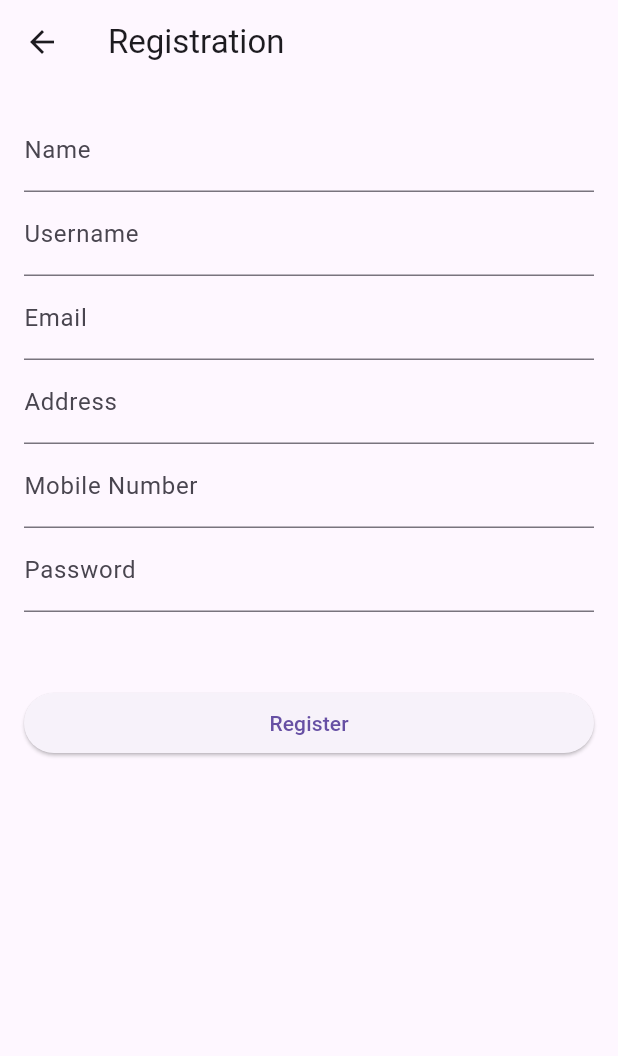
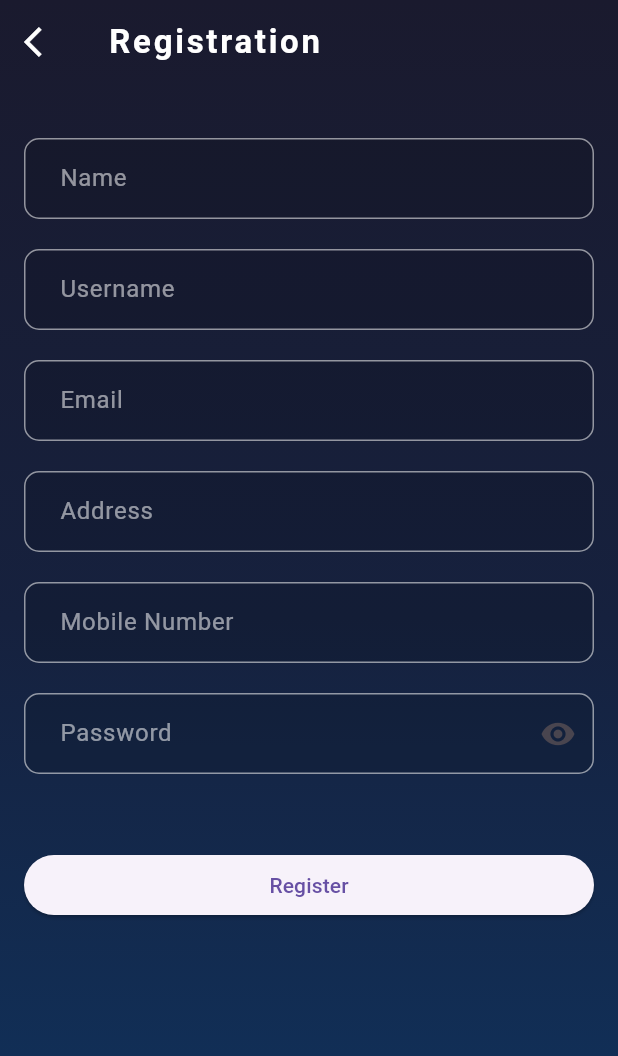
Before and after one commit to ammanahmed31/car_roadside_app, a Flutter app: the screen it shows after launch, after a tap on "Login", after a tap on "Register", on a phone screen of 412 x 824 dp. Shown: the top 1056 px of the screen. Run offline on Flutter 3.47's test engine with Material 3 defaults, Android fonts, the phone set to English and light mode, and no system bars; our stand-ins replace shared_preferences; network calls fail.

Commit message:
theme updates

```diff
--- a/lib/screens/edit_profile.dart
+++ b/lib/screens/edit_profile.dart
@@ -10,6 +10,8 @@ import 'package:http/http.dart' as http;
 import 'package:shared_preferences/shared_preferences.dart';
 
 import '../utils/constants.dart';
+import '../widgets/custom_textfeild.dart';
+import '../widgets/gradient_background.dart';
 
 class EditProfilePage extends StatefulWidget {
   final String userName;
@@ -144,21 +146,32 @@ class _EditProfilePageState extends State<EditProfilePage> {
 
   @override
   Widget build(BuildContext context) {
-    return Scaffold(
+    return GradientBackgroundScreen(
       appBar: AppBar(
-        title: Text('Edit Profile'),
+        title: Text(
+          'Edit Profile',
+          style: TextStyle(color: Colors.white, fontWeight: FontWeight.w700, letterSpacing: 1.8),
+        ),
+        backgroundColor: Colors.transparent,
+        leading: IconButton(
+          icon: Icon(Icons.arrow_back_ios, color: Colors.white),
+          onPressed: () {
+            Navigator.of(context).pop();
+          },
+        ),
       ),
       body: isDetailsLoading
-          ? Center(child: CircularProgressIndicator())
+          ? Center(child: CircularProgressIndicator(color: Colors.white))
           : Padding(
               padding: const EdgeInsets.all(16.0),
               child: Form(
                 key: _formKey,
                 child: ListView(
                   children: <Widget>[
-                    TextFormField(
+                    SizedBox(height: 20),
+                    CustomTextField(
                       controller: _nameController,
-                      decoration: InputDecoration(labelText: 'Name'),
+                      labelText: 'Name',
                       validator: (value) {
                         if (value!.isEmpty) {
                           return 'Please enter your name';
@@ -166,9 +179,10 @@ class _EditProfilePageState extends State<EditProfilePage> {
                         return null;
                       },
                     ),
-                    TextFormField(
+                    SizedBox(height: 20),
+                    CustomTextField(
                       controller: _userNameController,
-                      decoration: InputDecoration(labelText: 'Username'),
+                      labelText: 'Username',
                       validator: (value) {
                         if (value!.isEmpty) {
                           return 'Please enter your username';
@@ -176,9 +190,10 @@ class _EditProfilePageState extends State<EditProfilePage> {
                         return null;
                       },
                     ),
-                    TextFormField(
+                    SizedBox(height: 20),
+                    CustomTextField(
                       controller: _emailController,
-                      decoration: InputDecoration(labelText: 'Email'),
+                      labelText: 'Email',
                       validator: (value) {
                         if (value!.isEmpty) {
                           return 'Please enter your email';
@@ -186,18 +201,24 @@ class _EditProfilePageState extends State<EditProfilePage> {
                         return null;
                       },
                     ),
-                    TextFormField(
+                    SizedBox(height: 20),
+                    CustomTextField(
                       controller: _addressController,
-                      decoration: InputDecoration(labelText: 'Address'),
+                      labelText: 'Address',
                     ),
-                    TextFormField(
+                    SizedBox(height: 20),
+                    CustomTextField(
                       controller: _mobileController,
-                      decoration: InputDecoration(labelText: 'Mobile Number'),
+                      labelText: 'Mobile Number',
                     ),
+                    SizedBox(height: 20),
                     SizedBox(height: 50),
                     ElevatedButton(
                       onPressed: _updateUser,
-                      child: Text('Update Profile'),
+                      child: Text(
+                        'Update Profile',
+                        style: TextStyle(color: Colors.black, fontWeight: FontWeight.w700, letterSpacing: 1.8),
+                      ),
                     ),
                   ],
                 ),
--- a/lib/screens/login.dart
+++ b/lib/screens/login.dart
@@ -9,6 +9,9 @@ import 'package:flutter/scheduler.dart';
 import 'package:http/http.dart' as http;
 import 'package:shared_preferences/shared_preferences.dart';
 
+import '../widgets/custom_textfeild.dart';
+import '../widgets/gradient_background.dart';
+
 class LoginPage extends StatefulWidget {
   @override
   _LoginPageState createState() => _LoginPageState();
@@ -19,6 +22,7 @@ class _LoginPageState extends State<LoginPage> {
   final _passwordController = TextEditingController();
   final _formKey = GlobalKey<FormState>();
   late SharedPreferences sp;
+  bool hidePassword = true;
 
   @override
   void initState() {
@@ -79,19 +83,24 @@ class _LoginPageState extends State<LoginPage> {
 
   @override
   Widget build(BuildContext context) {
-    return Scaffold(
+    return GradientBackgroundScreen(
       appBar: AppBar(
-        title: Text('Login'),
+        title: Text(
+          'Login',
+          style: TextStyle(color: Colors.white, fontWeight: FontWeight.w700, letterSpacing: 1.8),
+        ),
+        backgroundColor: Colors.transparent,
       ),
       body: Padding(
         padding: const EdgeInsets.all(16.0),
         child: Form(
           key: _formKey,
           child: Column(
-            children: <Widget>[
-              TextFormField(
+            children: [
+              SizedBox(height: 30),
+              CustomTextField(
                 controller: _userNameController,
-                decoration: InputDecoration(labelText: 'Username'),
+                labelText: 'Username',
                 validator: (value) {
                   if (value!.isEmpty) {
                     return 'Please enter your username';
@@ -99,10 +108,19 @@ class _LoginPageState extends State<LoginPage> {
                   return null;
                 },
               ),
-              TextFormField(
+              SizedBox(height: 20),
+              CustomTextField(
                 controller: _passwordController,
-                decoration: InputDecoration(labelText: 'Password'),
-                obscureText: true,
+                labelText: 'Password',
+                obscureText: hidePassword,
+                suffixIcon: IconButton(
+                  icon: Icon(Icons.visibility),
+                  onPressed: () {
+                    setState(() {
+                      hidePassword = !hidePassword;
+                    });
+                  },
+                ),
                 validator: (value) {
                   if (value!.isEmpty) {
                     return 'Please enter your password';
@@ -115,11 +133,17 @@ class _LoginPageState extends State<LoginPage> {
                 width: double.infinity,
                 child: ElevatedButton(
                   onPressed: _login,
-                  child: Text('Login'),
+                  child: Text(
+                    'Login',
+                    style: TextStyle(color: Colors.black, fontWeight: FontWeight.w700, letterSpacing: 1.8),
+                  ),
                 ),
               ),
               SizedBox(height: 10),
-              Text('OR'),
+              Text(
+                'OR',
+                style: TextStyle(color: Colors.white, fontWeight: FontWeight.w700, letterSpacing: 1.8),
+              ),
               SizedBox(height: 10),
               Container(
                 width: double.infinity,
@@ -133,7 +157,10 @@ class _LoginPageState extends State<LoginPage> {
                       ),
                     );
                   },
-                  child: Text('Register'),
+                  child: Text(
+                    'Register',
+                    style: TextStyle(color: Colors.black, fontWeight: FontWeight.w700, letterSpacing: 1.8),
+                  ),
                 ),
               ),
             ],
--- a/lib/screens/registration.dart
+++ b/lib/screens/registration.dart
@@ -4,6 +4,9 @@ import 'dart:developer';
 import 'package:car_roadsside_app/utils/constants.dart';
 import 'package:flutter/material.dart';
 import 'package:http/http.dart' as http;
+
+import '../widgets/custom_textfeild.dart';
+import '../widgets/gradient_background.dart';
 
 class RegistrationPage extends StatefulWidget {
   @override
@@ -18,6 +21,7 @@ class _RegistrationPageState extends State<RegistrationPage> {
   final _addressController = TextEditingController();
   final _mobileController = TextEditingController();
   final _passwordController = TextEditingController();
+  bool hidePassword = true;
 
   void _registerUser() async {
     if (_formKey.currentState!.validate()) {
@@ -81,9 +85,19 @@ class _RegistrationPageState extends State<RegistrationPage> {
 
   @override
   Widget build(BuildContext context) {
-    return Scaffold(
+    return GradientBackgroundScreen(
       appBar: AppBar(
-        title: Text('Registration'),
+        title: Text(
+          'Registration',
+          style: TextStyle(color: Colors.white, fontWeight: FontWeight.w700, letterSpacing: 1.8),
+        ),
+        backgroundColor: Colors.transparent,
+        leading: IconButton(
+          icon: Icon(Icons.arrow_back_ios, color: Colors.white),
+          onPressed: () {
+            Navigator.of(context).pop();
+          },
+        ),
       ),
       body: Padding(
         padding: const EdgeInsets.all(16.0),
@@ -91,10 +105,10 @@ class _RegistrationPageState extends State<RegistrationPage> {
           key: _formKey,
           child: ListView(
             children: <Widget>[
-              // TextFormFields for name, username, email, address, mobile, and password
-              TextFormField(
+              SizedBox(height: 20),
+              CustomTextField(
                 controller: _nameController,
-                decoration: InputDecoration(labelText: 'Name'),
+                labelText: 'Name',
                 validator: (value) {
                   if (value!.isEmpty) {
                     return 'Please enter your name';
@@ -102,9 +116,10 @@ class _RegistrationPageState extends State<RegistrationPage> {
                   return null;
                 },
               ),
-              TextFormField(
+              SizedBox(height: 20),
+              CustomTextField(
                 controller: _userNameController,
-                decoration: InputDecoration(labelText: 'Username'),
+                labelText: 'Username',
                 validator: (value) {
                   if (value!.isEmpty) {
                     return 'Please enter a username';
@@ -112,9 +127,10 @@ class _RegistrationPageState extends State<RegistrationPage> {
                   return null;
                 },
               ),
-              TextFormField(
+              SizedBox(height: 20),
+              CustomTextField(
                 controller: _emailController,
-                decoration: InputDecoration(labelText: 'Email'),
+                labelText: 'Email',
                 validator: (value) {
                   if (value!.isEmpty) {
                     return 'Please enter your email';
@@ -122,18 +138,29 @@ class _RegistrationPageState extends State<RegistrationPage> {
                   return null;
                 },
               ),
-              TextFormField(
+              SizedBox(height: 20),
+              CustomTextField(
                 controller: _addressController,
-                decoration: InputDecoration(labelText: 'Address'),
+                labelText: 'Address',
               ),
-              TextFormField(
+              SizedBox(height: 20),
+              CustomTextField(
                 controller: _mobileController,
-                decoration: InputDecoration(labelText: 'Mobile Number'),
+                labelText: 'Mobile Number',
               ),
-              TextFormField(
+              SizedBox(height: 20),
+              CustomTextField(
                 controller: _passwordController,
-                decoration: InputDecoration(labelText: 'Password'),
-                obscureText: true,
+                labelText: 'Password',
+                obscureText: hidePassword,
+                suffixIcon: IconButton(
+                  icon: Icon(Icons.visibility),
+                  onPressed: () {
+                    setState(() {
+                      hidePassword = !hidePassword;
+                    });
+                  },
+                ),
                 validator: (value) {
                   if (value!.isEmpty) {
                     return 'Please enter a password';
--- /dev/null
+++ b/lib/widgets/custom_textfeild.dart
@@ -0,0 +1,52 @@
+import 'package:flutter/material.dart';
+
+class CustomTextField extends StatelessWidget {
+  final TextEditingController controller;
+  final String labelText;
+  final String? Function(String?)? validator;
+  final Widget? suffixIcon;
+  final bool obscureText;
+
+  const CustomTextField({
+    required this.controller,
+    required this.labelText,
+    this.obscureText = false,
+    this.validator,
+    this.suffixIcon,
+  });
+
+  @override
+  Widget build(BuildContext context) {
+    return TextFormField(
+      controller: controller,
+      obscureText: obscureText,
+      style: TextStyle(color: Colors.white),
+      decoration: InputDecoration(
+        suffixIcon: suffixIcon,
+        labelText: labelText,
+        labelStyle: TextStyle(color: Colors.white54),
+        enabledBorder: OutlineInputBorder(
+          borderSide: BorderSide(color: Colors.white54),
+          borderRadius: BorderRadius.circular(10.0),
+        ),
+        focusedBorder: OutlineInputBorder(
+          borderSide: BorderSide(color: Colors.blueAccent),
+          borderRadius: BorderRadius.circular(10.0),
+        ),
+        errorBorder: OutlineInputBorder(
+          borderSide: BorderSide(color: Colors.redAccent),
+          borderRadius: BorderRadius.circular(10.0),
+        ),
+        focusedErrorBorder: OutlineInputBorder(
+          borderSide: BorderSide(color: Colors.redAccent),
+          borderRadius: BorderRadius.circular(10.0),
+        ),
+        filled: true,
+        fillColor: Colors.black12,
+        contentPadding: EdgeInsets.symmetric(vertical: 15.0, horizontal: 20.0),
+        errorStyle: TextStyle(color: Colors.redAccent), // Error text color
+      ),
+      validator: validator,
+    );
+  }
+}
--- /dev/null
+++ b/lib/widgets/gradient_background.dart
@@ -0,0 +1,30 @@
+import 'package:flutter/material.dart';
+
+class GradientBackgroundScreen extends StatelessWidget {
+  final Widget body;
+  final PreferredSizeWidget? appBar;
+
+  GradientBackgroundScreen({required this.body, this.appBar});
+
+  @override
+  Widget build(BuildContext context) {
+    return Container(
+      decoration: BoxDecoration(
+        gradient: LinearGradient(
+          colors: [
+            Color(0xFF1a1a2e),
+            Color(0xFF16213e),
+            Color(0xFF0f3460),
+          ],
+          begin: Alignment.topCenter,
+          end: Alignment.bottomCenter,
+        ),
+      ),
+      child: Scaffold(
+        appBar: appBar,
+        backgroundColor: Colors.transparent,
+        body: body,
+      ),
+    );
+  }
+}
```
